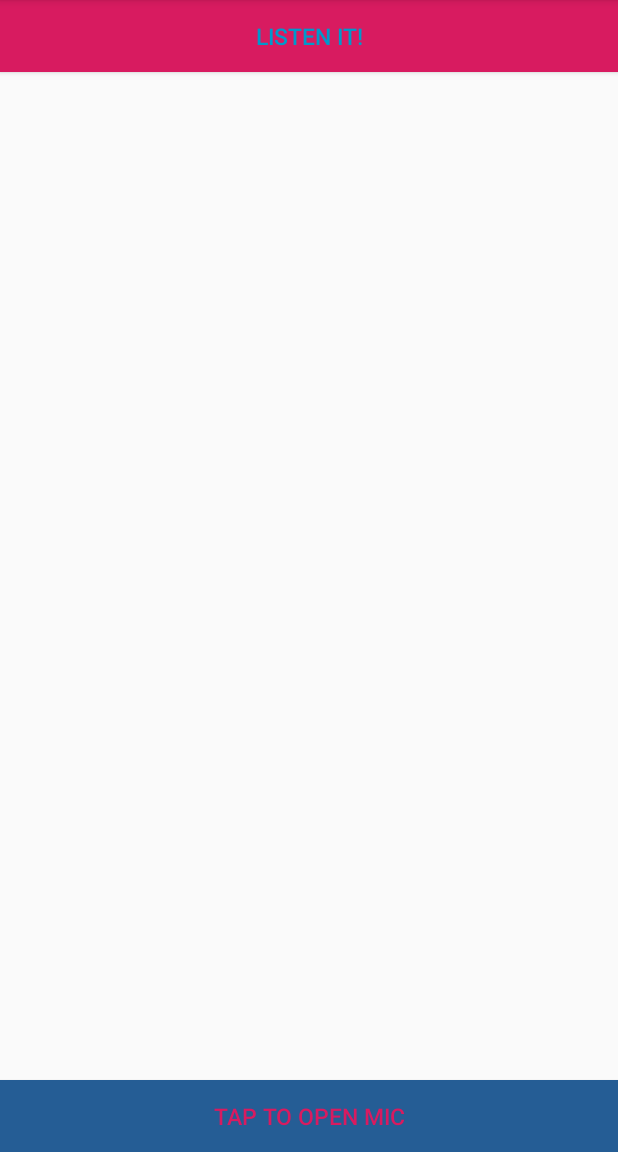
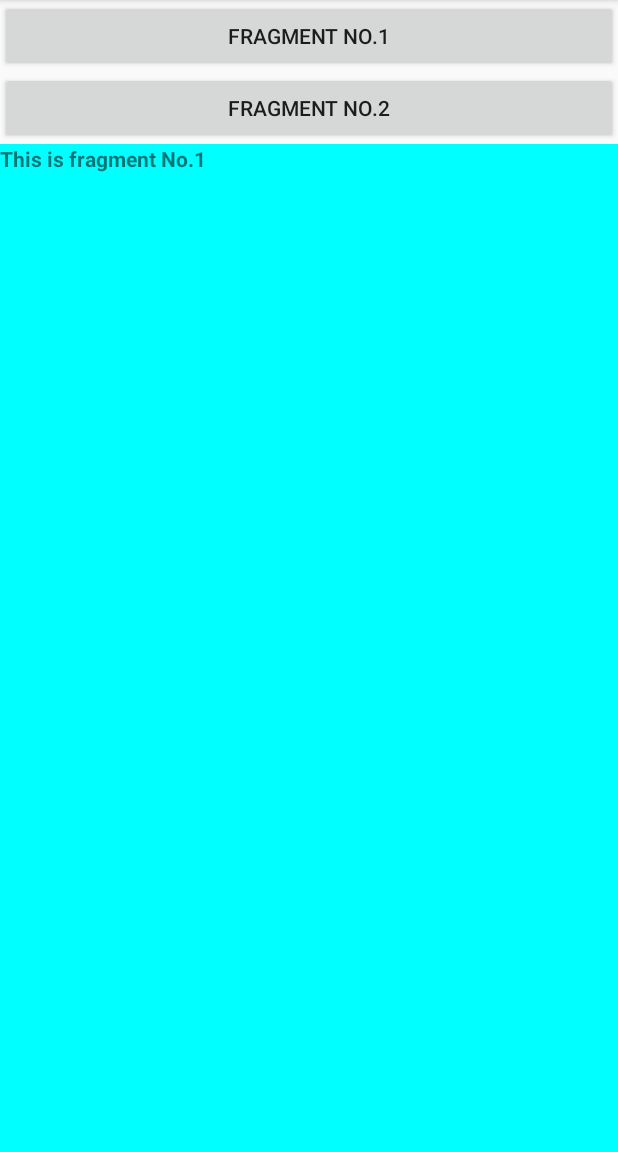
Before and after one commit to anehmee/Lab08Dapm, an Android app: the screen it shows after launch (MainActivity), on a phone screen of 412 x 824 dp, the part 84-1236 px from its top. Run offline under Robolectric (Android 15) with nearby library versions, the phone set to English and light mode, and no system bars.

```diff
--- /dev/null
+++ b/app/src/main/java/com/codiful/labd/FragmentOne.java
@@ -0,0 +1,21 @@
+package com.codiful.labd;
+
+
+import android.os.Bundle;
+import android.view.LayoutInflater;
+import android.view.View;
+import android.view.ViewGroup;
+
+import android.app.Fragment;
+
+public class FragmentOne extends Fragment {
+    @Override
+    public View onCreateView(LayoutInflater inflater,
+                             ViewGroup container, Bundle savedInstanceState) {
+
+        //Inflate the layout for this fragment
+
+        return inflater.inflate(
+                R.layout.fragment_one, container, false);
+    }
+}
--- a/app/src/main/java/com/codiful/labd/MainActivity.java
+++ b/app/src/main/java/com/codiful/labd/MainActivity.java
@@ -1,109 +1,43 @@
 package com.codiful.labd;
+
+
+
+import android.app.Fragment;
+import android.app.FragmentManager;
+import android.app.FragmentTransaction;
+import android.os.Bundle;
+import android.view.View;
 
 import androidx.appcompat.app.AppCompatActivity;
 
-import android.app.Activity;
-import android.app.AlertDialog;
-import android.content.ActivityNotFoundException;
-import android.content.Intent;
-import android.os.Bundle;
-import android.speech.RecognizerIntent;
-import android.speech.tts.TextToSpeech;
-import android.view.View;
-import android.widget.ArrayAdapter;
-import android.widget.Button;
-import android.widget.EditText;
-import android.widget.ListView;
-import android.widget.TextView;
-import android.widget.Toast;
-
-import java.util.ArrayList;
-import java.util.Locale;
 
 public class MainActivity extends AppCompatActivity {
 
-    private Button Mic;
-    private Button Listen;
-    private TextView txt;
-    private TextToSpeech tts;
-    private final int REQ_CODE_SPEECH_INPUT = 100;
 
-    private void initView() {
-        Mic = (Button) findViewById(R.id.Mic);
-        Listen = (Button) findViewById(R.id.listen);
-        txt = (TextView) findViewById(R.id.txt);
-        tts = new TextToSpeech(getApplicationContext(), new TextToSpeech.OnInitListener() {
-            @Override
-            public void onInit(int status) {
-                if (status != TextToSpeech.ERROR) {
-                    tts.setLanguage(Locale.US);
-                }
-            }
-        });
-    }
 
-    private void speechConfig() {
-        Intent intent = new Intent(RecognizerIntent.ACTION_RECOGNIZE_SPEECH);
-        intent.putExtra(RecognizerIntent.EXTRA_LANGUAGE_MODEL,
-                RecognizerIntent.LANGUAGE_MODEL_FREE_FORM);
-        intent.putExtra(RecognizerIntent.EXTRA_LANGUAGE, Locale.getDefault());
-        intent.putExtra(RecognizerIntent.EXTRA_PROMPT,
-                "Say something");
-        try {
-            startActivityForResult(intent, REQ_CODE_SPEECH_INPUT);
-        } catch (ActivityNotFoundException a) {
-            Toast.makeText(getApplicationContext(), "Not supported ", Toast.LENGTH_SHORT).show();
-        }
-    }
 
-    @Override
-    protected void onActivityResult(int requestCode, int resultCode, Intent data) {
-        super.onActivityResult(requestCode, resultCode, data);
-
-        switch (requestCode) {
-            case REQ_CODE_SPEECH_INPUT: {
-                if (resultCode == RESULT_OK && null != data) {
-
-                    ArrayList<String> result = data
-                            .getStringArrayListExtra(RecognizerIntent.EXTRA_RESULTS);
-                    txt.setText(result.get(0));
-                }
-                break;
-            }
-
-        }
-    }
-
-    private void OpenMic() {
-        Mic.setOnClickListener(new View.OnClickListener() {
-            @Override
-            public void onClick(View v) {
-                speechConfig();
-            }
-        });
-    }
-
-    private void Listen() {
-        Listen.setOnClickListener(new View.OnClickListener() {
-            @Override
-            public void onClick(View v) {
-                if (!txt.getText().toString().equals("")) {
-                    tts.speak(txt.getText().toString(), TextToSpeech.QUEUE_FLUSH, null);
-                }
-            }
-        });
-    }
 
     @Override
     protected void onCreate(Bundle savedInstanceState) {
         super.onCreate(savedInstanceState);
         setContentView(R.layout.activity_main);
-        initView();
 
-        OpenMic();
-        Listen();
+    }
+    public void selectFrag(View view) {
+        Fragment fr;
+
+        if(view == findViewById(R.id.button2)) {
+            fr = new FragmentTwo();
+
+        }else {
+            fr = new FragmentOne();
+        }
+
+        FragmentManager fm = getFragmentManager();
+        FragmentTransaction fragmentTransaction = fm.beginTransaction();
+        fragmentTransaction.replace(R.id.fragment_place, fr);
+        fragmentTransaction.commit();
 
     }
 
-
 }
--- a/app/src/main/res/layout/activity_main.xml
+++ b/app/src/main/res/layout/activity_main.xml
@@ -1,39 +1,31 @@
 <?xml version="1.0" encoding="utf-8"?>
-<RelativeLayout xmlns:android="http://schemas.android.com/apk/res/android"
+
+<LinearLayout xmlns:android="http://schemas.android.com/apk/res/android"
     xmlns:app="http://schemas.android.com/apk/res-auto"
     xmlns:tools="http://schemas.android.com/tools"
     android:layout_width="match_parent"
     android:layout_height="match_parent"
+    android:orientation="vertical"
     tools:context=".MainActivity">
 
     <Button
-        android:id="@+id/listen"
-        android:layout_width="match_parent"
+        android:id="@+id/button1"
+        android:layout_width="fill_parent"
         android:layout_height="wrap_content"
-        android:background="@color/colorAccent"
-        android:text="Listen it!"
-        android:textColor="@android:color/holo_blue_dark"
-        android:textSize="15dp" />
-
-
-    <TextView
-        android:id="@+id/txt"
-        android:layout_width="match_parent"
-        android:layout_height="wrap_content"
-        android:layout_marginTop="200dp"
-        android:text=""
-        android:textSize="20dp" />
+        android:onClick="selectFrag"
+        android:text="Fragment No.1" />
 
     <Button
-        android:id="@+id/Mic"
+        android:id="@+id/button2"
+        android:layout_width="fill_parent"
+        android:layout_height="wrap_content"
+        android:onClick="selectFrag"
+        android:text="Fragment No.2" />
+
+    <fragment
+        android:id="@+id/fragment_place"
+        android:name="com.codiful.labd.FragmentOne"
         android:layout_width="match_parent"
-        android:layout_height="wrap_content"
-        android:layout_alignParentBottom="true"
-        android:layout_gravity="bottom"
-        android:background="#255d95"
-        android:text="Tap to open Mic"
-        android:textColor="@color/colorAccent"
-        android:textSize="15dp" />
+        android:layout_height="match_parent" />
 
-
-</RelativeLayout>
+</LinearLayout>
--- /dev/null
+++ b/app/src/main/res/layout/fragment_one.xml
@@ -0,0 +1,17 @@
+<?xml version="1.0" encoding="utf-8"?>
+<LinearLayout
+    xmlns:android="http://schemas.android.com/apk/res/android"
+    android:layout_width="match_parent"
+    android:layout_height="match_parent"
+    android:orientation="vertical"
+    android:background="#00ffff">
+
+    <TextView
+        android:id="@+id/textView1"
+        android:layout_width="match_parent"
+        android:layout_height="match_parent"
+        android:layout_weight="1"
+        android:text="This is fragment No.1"
+        android:textStyle="bold" />
+
+</LinearLayout>
```
Also changed, not shown: app/src/main/java/com/codiful/labd/FragmentTwo.java (added, +21 -0 lines), app/src/main/res/layout/fragment_two.xml (added, +16 -0 lines).
